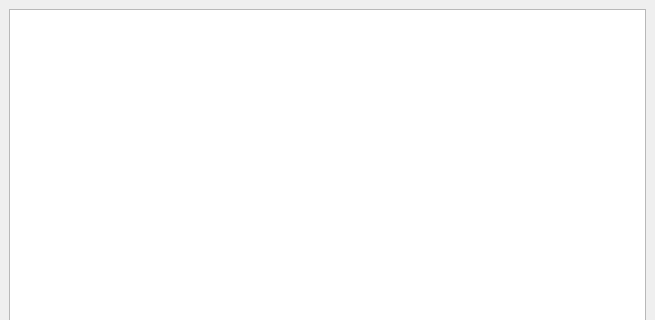
The window that ways_calc_dockwidget_base.ui (johnzet39/QGIS-plugin-ways_calc) describes before a commit, drawn with Qt 5; both pictures show x 0 to 655 and y 0 to 320 of the 655 by 731 pixel window.
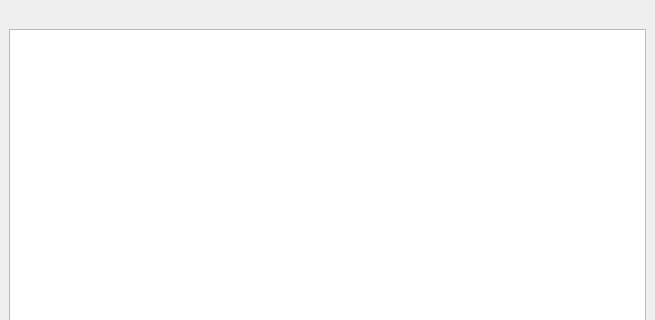
The same window after the commit.

Commit message: Set Name dockWidget.

Diff of the .ui file:
```diff
--- a/ways_calc_dockwidget_base.ui
+++ b/ways_calc_dockwidget_base.ui
@@ -16,6 +16,13 @@
   <widget class="QWidget" name="dockWidgetContents">
    <layout class="QGridLayout" name="gridLayout">
     <item row="0" column="0">
+     <widget class="QLabel" name="labelResult">
+      <property name="text">
+       <string/>
+      </property>
+     </widget>
+    </item>
+    <item row="2" column="0">
      <widget class="QTableWidget" name="tableResult">
       <property name="editTriggers">
        <set>QAbstractItemView::NoEditTriggers</set>
```
Left out of the diff: 3 changed lines with no effect on the pictures. The commit also changes 1 other file.
